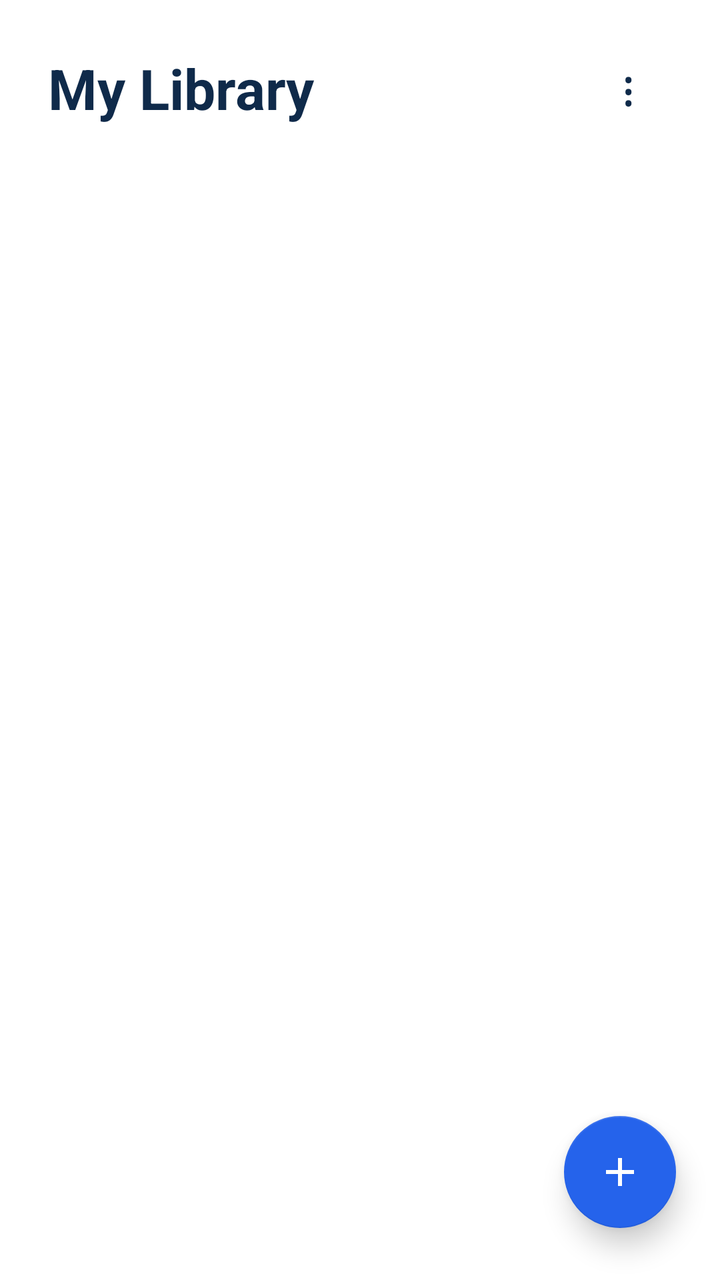
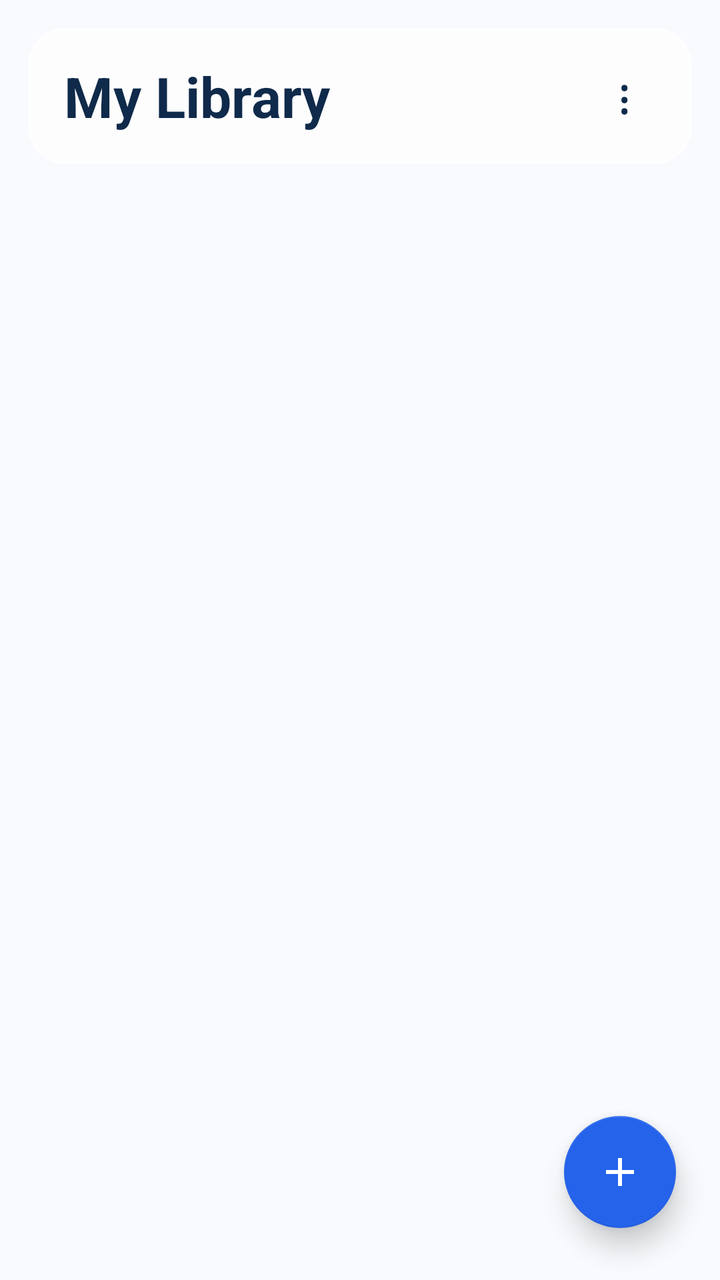

An Android layout rendered at two revisions. The XML below is the earlier revision; the diff shows what the commit changed to produce the second picture.
<!-- AndroidManifest.xml: application theme Theme.White -->
<!-- res/layout/activity_main.xml -->
<?xml version="1.0" encoding="utf-8"?>
<FrameLayout xmlns:android="http://schemas.android.com/apk/res/android"
    xmlns:app="http://schemas.android.com/apk/res-auto"
    android:id="@+id/rootView"
    android:layout_width="match_parent"
    android:layout_height="match_parent">

    <LinearLayout
        android:layout_width="match_parent"
        android:layout_height="match_parent"
        android:background="@color/white"
        android:orientation="vertical">

        <LinearLayout
            android:layout_width="match_parent"
            android:layout_height="wrap_content"
            android:orientation="horizontal"
            android:gravity="center_vertical"
            android:paddingStart="24dp"
            android:paddingEnd="24dp"
            android:paddingTop="22dp"
            android:paddingBottom="6dp">

            <LinearLayout
                android:layout_width="0dp"
                android:layout_height="wrap_content"
                android:layout_weight="1"
                android:orientation="vertical">

                <TextView
                    android:layout_width="wrap_content"
                    android:layout_height="wrap_content"
                    android:text="@string/library_title"
                    android:textColor="@color/blue_deep"
                    android:textSize="28sp"
                    android:textStyle="bold" />

                <TextView
                    android:id="@+id/libraryCount"
                    android:layout_width="0dp"
                    android:layout_height="0dp"
                    android:visibility="gone" />
            </LinearLayout>

            <TextView
                android:id="@+id/menuButton"
                android:layout_width="44dp"
                android:layout_height="44dp"
                android:gravity="center"
                android:text="⋮"
                android:textColor="@color/blue_deep"
                android:textSize="24sp"
                android:background="?attr/selectableItemBackgroundBorderless"
                android:contentDescription="@string/more_options" />
        </LinearLayout>

        <FrameLayout
            android:layout_width="match_parent"
            android:layout_height="0dp"
            android:layout_weight="1">

            <androidx.recyclerview.widget.RecyclerView
                android:id="@+id/bookshelf"
                android:layout_width="match_parent"
                android:layout_height="match_parent"
                android:clipToPadding="false"
                android:overScrollMode="never"
                android:paddingStart="10dp"
                android:paddingEnd="10dp"
                android:paddingTop="6dp"
                android:paddingBottom="112dp"
                android:scrollbars="none" />

            <LinearLayout
                android:id="@+id/emptyState"
                android:layout_width="match_parent"
                android:layout_height="match_parent"
                android:gravity="center"
                android:orientation="vertical"
                android:paddingBottom="80dp"
                android:visibility="gone">

                <ImageView
                    android:layout_width="62dp"
                    android:layout_height="62dp"
                    android:contentDescription="@null"
                    android:src="@drawable/ic_book" />

                <TextView
                    android:layout_width="wrap_content"
                    android:layout_height="wrap_content"
                    android:layout_marginTop="16dp"
                    android:text="@string/empty_title"
                    android:textColor="@color/blue_deep"
                    android:textSize="18sp"
                    android:textStyle="bold" />

                <TextView
                    android:layout_width="wrap_content"
                    android:layout_height="wrap_content"
                    android:layout_marginTop="6dp"
                    android:text="@string/empty_subtitle"
                    android:textColor="@color/text_secondary"
                    android:textSize="14sp" />
            </LinearLayout>
        </FrameLayout>
    </LinearLayout>

    <com.google.android.material.floatingactionbutton.FloatingActionButton
        android:id="@+id/addBookButton"
        android:layout_width="wrap_content"
        android:layout_height="wrap_content"
        android:layout_gravity="bottom|end"
        android:layout_marginEnd="22dp"
        android:layout_marginBottom="26dp"
        android:contentDescription="@string/add_book"
        android:src="@drawable/ic_add"
        app:backgroundTint="@color/blue_primary"
        app:elevation="8dp"
        app:fabSize="normal"
        app:rippleColor="#66FFFFFF"
        app:tint="@color/white" />

    <LinearLayout
        android:id="@+id/importOverlay"
        android:layout_width="match_parent"
        android:layout_height="match_parent"
        android:background="#F2FFFFFF"
        android:clickable="true"
        android:focusable="true"
        android:gravity="center"
        android:orientation="vertical"
        android:visibility="gone">

        <ProgressBar
            android:layout_width="38dp"
            android:layout_height="38dp"
            android:indeterminateTint="@color/blue_primary" />

        <TextView
            android:layout_width="wrap_content"
            android:layout_height="wrap_content"
            android:layout_marginTop="14dp"
            android:text="@string/importing"
            android:textColor="@color/blue_deep"
            android:textSize="14sp" />
    </LinearLayout>

</FrameLayout>
<!-- resources referenced by this layout -->
<resources>
  <color name="blue_deep">#FF0F2A4A</color>
  <color name="blue_primary">#FF2563EB</color>
  <color name="text_secondary">#FF6B7A90</color>
  <color name="white">#FFFFFFFF</color>
  <!-- drawable ic_add (drawable) -->
  <vector xmlns:android="http://schemas.android.com/apk/res/android"
      android:width="24dp"
      android:height="24dp"
      android:viewportWidth="24"
      android:viewportHeight="24"
      android:tint="#FFFFFF">
      <path
          android:fillColor="#FFFFFF"
          android:pathData="M19,13h-6v6h-2v-6H5v-2h6V5h2v6h6v2z" />
  </vector>
  <!-- drawable ic_book (drawable) -->
  <vector xmlns:android="http://schemas.android.com/apk/res/android"
      android:width="24dp"
      android:height="24dp"
      android:viewportWidth="24"
      android:viewportHeight="24">
      <path
          android:fillColor="#93B4E6"
          android:pathData="M18,2H6c-1.1,0 -2,0.9 -2,2v16c0,1.1 0.9,2 2,2h12c1.1,0 2,-0.9 2,-2V4c0,-1.1 -0.9,-2 -2,-2zM6,4h5v8l-2.5,-1.5L6,12V4z" />
  </vector>
  <string name="add_book">Add book</string>
  <string name="empty_subtitle">Tap + to add a book</string>
  <string name="empty_title">Your shelf is empty</string>
  <string name="importing">Opening book…</string>
  <string name="library_title">My Library</string>
  <string name="more_options">More options</string>
  <style name="Theme.White" parent="Theme.MaterialComponents.Light.NoActionBar">
          <item name="colorPrimary">@color/blue_primary</item>
          <item name="colorPrimaryVariant">@color/blue_deep</item>
          <item name="colorOnPrimary">@color/white</item>
          <item name="colorSecondary">@color/blue_mid</item>
          <item name="colorSecondaryVariant">@color/blue_deep</item>
          <item name="colorOnSecondary">@color/white</item>
          <item name="colorSurface">@color/white</item>
          <item name="colorOnSurface">@color/text_primary</item>
          <item name="android:windowBackground">@color/white</item>
          <item name="android:windowNoTitle">true</item>
          <item name="android:statusBarColor">@color/white</item>
          <item name="android:windowLightStatusBar">true</item>
          <item name="android:navigationBarColor">@color/white</item>
          <item name="android:windowLightNavigationBar" tools:targetApi="27">true</item>
          <item name="android:windowActionModeOverlay">true</item>
      </style>
  <color name="blue_mid">#FF1E4E8C</color>
  <color name="text_primary">#FF16233A</color>
</resources>

<!-- the commit's change to res/layout/activity_main.xml (unified diff, before → after) -->
@@ -8,7 +8,7 @@
     <LinearLayout
         android:layout_width="match_parent"
         android:layout_height="match_parent"
-        android:background="@color/white"
+        android:background="#F8FAFD"
         android:orientation="vertical">
 
         <LinearLayout
@@ -16,10 +16,16 @@
             android:layout_height="wrap_content"
             android:orientation="horizontal"
             android:gravity="center_vertical"
-            android:paddingStart="24dp"
-            android:paddingEnd="24dp"
-            android:paddingTop="22dp"
-            android:paddingBottom="6dp">
+            android:background="@drawable/bg_glass_card"
+            android:layout_marginStart="14dp"
+            android:layout_marginEnd="14dp"
+            android:layout_marginTop="14dp"
+            android:layout_marginBottom="6dp"
+            android:elevation="4dp"
+            android:paddingStart="18dp"
+            android:paddingEnd="12dp"
+            android:paddingTop="12dp"
+            android:paddingBottom="12dp">
 
             <LinearLayout
                 android:layout_width="0dp"
<!-- resource entries referenced after the edit -->
@@ -4,6 +4,16 @@
   <color name="blue_primary">#FF2563EB</color>
   <color name="text_secondary">#FF6B7A90</color>
   <color name="white">#FFFFFFFF</color>
+  <!-- drawable bg_glass_card (drawable) -->
+  <?xml version="1.0" encoding="utf-8"?>
+  <shape xmlns:android="http://schemas.android.com/apk/res/android"
+      android:shape="rectangle">
+      <solid android:color="#B8FFFFFF" />
+      <stroke
+          android:width="1.2dp"
+          android:color="#CCFFFFFF" />
+      <corners android:radius="18dp" />
+  </shape>
   <!-- drawable ic_add (drawable) -->
   <vector xmlns:android="http://schemas.android.com/apk/res/android"
       android:width="24dp"
